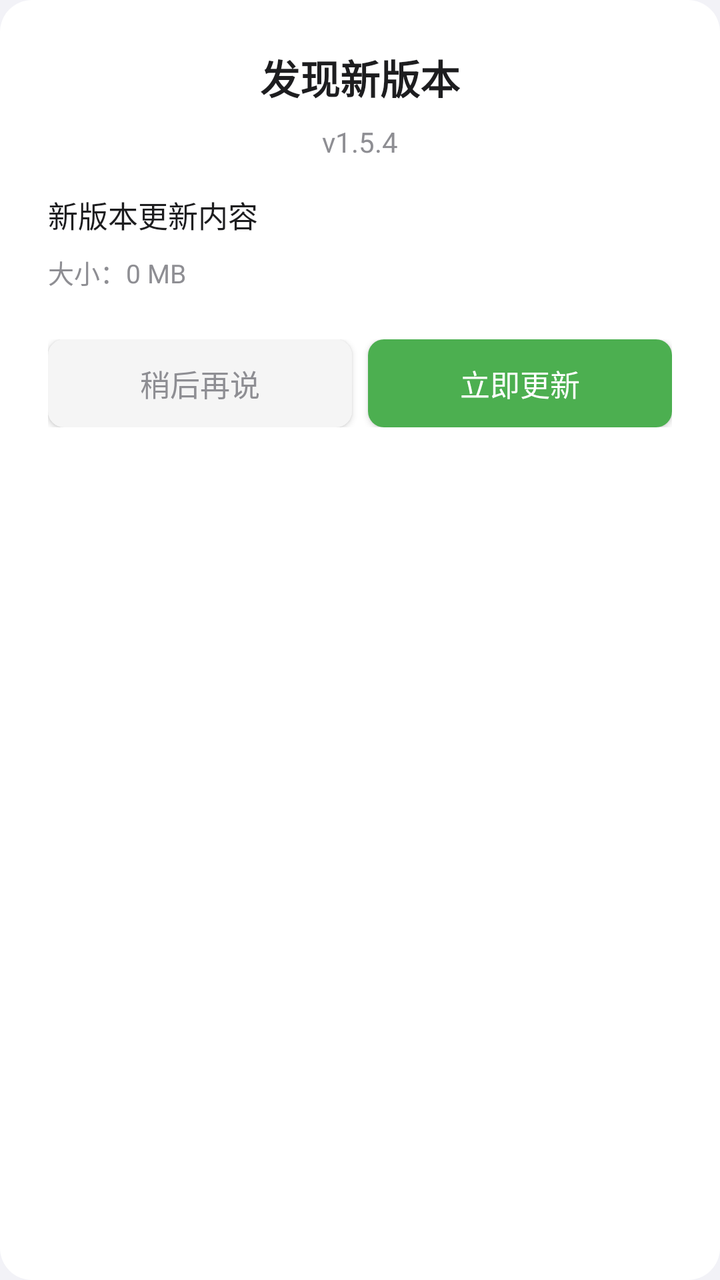
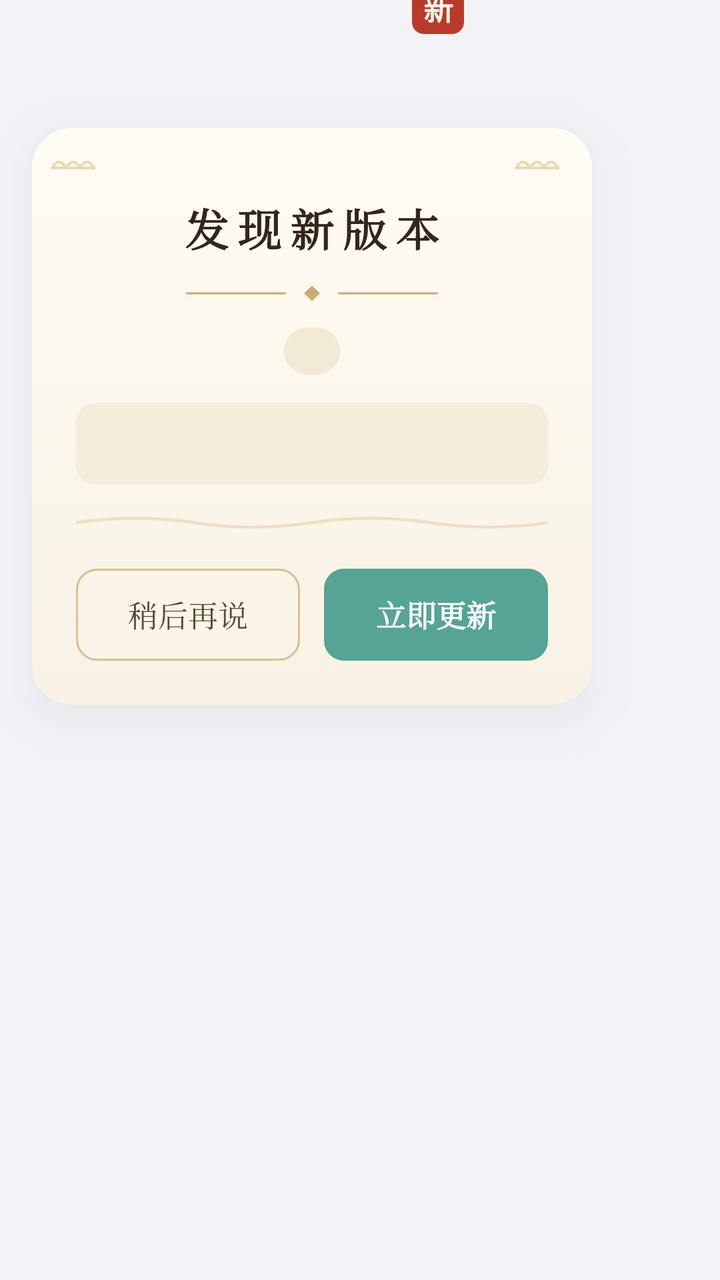

Compare the two renders of this Android layout. The source of the first and the diff that turns it into the second are given below.
<!-- AndroidManifest.xml: application theme Theme.MyApp -->
<!-- res/layout/dialog_update.xml -->
<?xml version="1.0" encoding="utf-8"?>
<LinearLayout xmlns:android="http://schemas.android.com/apk/res/android"
    android:layout_width="280dp"
    android:layout_height="wrap_content"
    android:orientation="vertical"
    android:background="@drawable/bg_dialog"
    android:padding="24dp">

    <TextView
        android:id="@+id/tv_update_title"
        android:layout_width="wrap_content"
        android:layout_height="wrap_content"
        android:text="发现新版本"
        android:textColor="@color/ios_text_primary"
        android:textSize="20sp"
        android:textStyle="bold"
        android:layout_gravity="center_horizontal"/>

    <TextView
        android:id="@+id/tv_version"
        android:layout_width="wrap_content"
        android:layout_height="wrap_content"
        android:layout_marginTop="8dp"
        android:text="v1.5.4"
        android:textColor="@color/ios_text_secondary"
        android:textSize="14sp"
        android:layout_gravity="center_horizontal"/>

    <TextView
        android:id="@+id/tv_update_content"
        android:layout_width="match_parent"
        android:layout_height="wrap_content"
        android:layout_marginTop="16dp"
        android:text="新版本更新内容"
        android:textColor="@color/ios_text_primary"
        android:textSize="15sp"
        android:lineSpacingExtra="4dp"/>

    <TextView
        android:id="@+id/tv_file_size"
        android:layout_width="wrap_content"
        android:layout_height="wrap_content"
        android:layout_marginTop="8dp"
        android:text="大小：0 MB"
        android:textColor="@color/ios_text_secondary"
        android:textSize="13sp"/>

    
    <LinearLayout
        android:id="@+id/layout_progress"
        android:layout_width="match_parent"
        android:layout_height="wrap_content"
        android:layout_marginTop="16dp"
        android:orientation="vertical"
        android:visibility="gone">

        <ProgressBar
            android:id="@+id/progress_bar"
            style="?android:attr/progressBarStyleHorizontal"
            android:layout_width="match_parent"
            android:layout_height="8dp"
            android:max="100"
            android:progress="0"
            android:progressDrawable="@drawable/progress_update"/>

        <LinearLayout
            android:layout_width="match_parent"
            android:layout_height="wrap_content"
            android:layout_marginTop="8dp"
            android:orientation="horizontal">

            <TextView
                android:id="@+id/tv_download_status"
                android:layout_width="0dp"
                android:layout_height="wrap_content"
                android:layout_weight="1"
                android:text="准备下载..."
                android:textColor="@color/ios_text_secondary"
                android:textSize="12sp"/>

            <TextView
                android:id="@+id/tv_download_percent"
                android:layout_width="wrap_content"
                android:layout_height="wrap_content"
                android:text="0%"
                android:textColor="@color/ios_text_secondary"
                android:textSize="12sp"/>
        </LinearLayout>
    </LinearLayout>

    <LinearLayout
        android:id="@+id/layout_buttons"
        android:layout_width="match_parent"
        android:layout_height="wrap_content"
        android:layout_marginTop="24dp"
        android:orientation="horizontal">

        <Button
            android:id="@+id/btn_cancel"
            android:layout_width="0dp"
            android:layout_height="44dp"
            android:layout_weight="1"
            android:text="稍后再说"
            android:textColor="@color/ios_text_secondary"
            android:textSize="15sp"
            android:background="@drawable/btn_dialog_cancel"
            android:layout_marginEnd="8dp"/>

        <Button
            android:id="@+id/btn_update"
            android:layout_width="0dp"
            android:layout_height="44dp"
            android:layout_weight="1"
            android:text="立即更新"
            android:textColor="#FFFFFF"
            android:textSize="15sp"
            android:background="@drawable/btn_dialog_update"/>
    </LinearLayout>

</LinearLayout>
<!-- resources referenced by this layout -->
<resources>
  <!-- drawable bg_dialog (drawable) -->
  <?xml version="1.0" encoding="utf-8"?>
  <shape xmlns:android="http://schemas.android.com/apk/res/android"
      android:shape="rectangle">
      <solid android:color="@color/ios_card_bg"/>
      <corners android:radius="16dp"/>
  </shape>
  <!-- drawable btn_dialog_cancel (drawable) -->
  <?xml version="1.0" encoding="utf-8"?>
  <shape xmlns:android="http://schemas.android.com/apk/res/android"
      android:shape="rectangle">
      <solid android:color="#F5F5F5"/>
      <corners android:radius="8dp"/>
  </shape>
  <!-- drawable btn_dialog_update (drawable) -->
  <?xml version="1.0" encoding="utf-8"?>
  <shape xmlns:android="http://schemas.android.com/apk/res/android"
      android:shape="rectangle">
      <solid android:color="#4CAF50"/>
      <corners android:radius="8dp"/>
  </shape>
  <!-- drawable progress_update (drawable) -->
  <?xml version="1.0" encoding="utf-8"?>
  <layer-list xmlns:android="http://schemas.android.com/apk/res/android">
      <item android:id="@android:id/background">
          <shape>
              <solid android:color="#E0E0E0"/>
              <corners android:radius="4dp"/>
          </shape>
      </item>
      <item android:id="@android:id/progress">
          <clip>
              <shape>
                  <solid android:color="#4CAF50"/>
                  <corners android:radius="4dp"/>
              </shape>
          </clip>
      </item>
  </layer-list>
  <!-- unchanged entries left out for length: 18 -->
</resources>

<!-- the commit's change to res/layout/dialog_update.xml (unified diff, before → after) -->
@@ -1,120 +1,226 @@
 <?xml version="1.0" encoding="utf-8"?>
-<LinearLayout xmlns:android="http://schemas.android.com/apk/res/android"
-    android:layout_width="280dp"
+<FrameLayout xmlns:android="http://schemas.android.com/apk/res/android"
+    xmlns:app="http://schemas.android.com/apk/res-auto"
+    android:layout_width="wrap_content"
     android:layout_height="wrap_content"
-    android:orientation="vertical"
-    android:background="@drawable/bg_dialog"
-    android:padding="24dp">
-
-    <TextView
-        android:id="@+id/tv_update_title"
-        android:layout_width="wrap_content"
+    android:clipChildren="false"
+    android:clipToPadding="false"
+    android:paddingHorizontal="16dp">
+
+    
+    <FrameLayout
+        android:layout_width="84dp"
+        android:layout_height="84dp"
+        android:layout_gravity="top|center_horizontal"
+        android:contentDescription="@null"
+        android:elevation="20dp"
+        android:outlineProvider="none">
+
+        <com.google.android.material.imageview.ShapeableImageView
+            android:layout_width="84dp"
+            android:layout_height="84dp"
+            android:contentDescription="@null"
+            android:scaleType="centerCrop"
+            android:src="@mipmap/ic_launcher"
+            app:shapeAppearanceOverlay="@style/ShapeAppearance.AboutAppIcon" />
+
+        
+        <TextView
+            android:layout_width="26dp"
+            android:layout_height="26dp"
+            android:layout_gravity="top|end"
+            android:background="@drawable/bg_update_seal"
+            android:gravity="center"
+            android:includeFontPadding="false"
+            android:text="新"
+            android:textColor="#FFF7EA"
+            android:textSize="15sp"
+            android:textStyle="bold"
+            android:translationX="10dp"
+            android:translationY="-9dp" />
+    </FrameLayout>
+
+    
+    <FrameLayout
+        android:layout_width="280dp"
         android:layout_height="wrap_content"
-        android:text="发现新版本"
-        android:textColor="@color/ios_text_primary"
-        android:textSize="20sp"
-        android:textStyle="bold"
-        android:layout_gravity="center_horizontal"/>
-
-    <TextView
-        android:id="@+id/tv_version"
-        android:layout_width="wrap_content"
-        android:layout_height="wrap_content"
-        android:layout_marginTop="8dp"
-        android:text="v1.5.4"
-        android:textColor="@color/ios_text_secondary"
-        android:textSize="14sp"
-        android:layout_gravity="center_horizontal"/>
-
-    <TextView
-        android:id="@+id/tv_update_content"
-        android:layout_width="match_parent"
-        android:layout_height="wrap_content"
-        android:layout_marginTop="16dp"
-        android:text="新版本更新内容"
-        android:textColor="@color/ios_text_primary"
-        android:textSize="15sp"
-        android:lineSpacingExtra="4dp"/>
-
-    <TextView
-        android:id="@+id/tv_file_size"
-        android:layout_width="wrap_content"
-        android:layout_height="wrap_content"
-        android:layout_marginTop="8dp"
-        android:text="大小：0 MB"
-        android:textColor="@color/ios_text_secondary"
-        android:textSize="13sp"/>
-
-    
-    <LinearLayout
-        android:id="@+id/layout_progress"
-        android:layout_width="match_parent"
-        android:layout_height="wrap_content"
-        android:layout_marginTop="16dp"
-        android:orientation="vertical"
-        android:visibility="gone">
-
-        <ProgressBar
-            android:id="@+id/progress_bar"
-            style="?android:attr/progressBarStyleHorizontal"
-            android:layout_width="match_parent"
-            android:layout_height="8dp"
-            android:max="100"
-            android:progress="0"
-            android:progressDrawable="@drawable/progress_update"/>
+        android:layout_gravity="top"
+        android:layout_marginTop="64dp"
+        android:background="@drawable/bg_login_prompt_card"
+        android:elevation="14dp"
+        android:outlineAmbientShadowColor="#402E1E0A"
+        android:outlineSpotShadowColor="#402E1E0A">
 
         <LinearLayout
             android:layout_width="match_parent"
             android:layout_height="wrap_content"
+            android:orientation="vertical"
+            android:paddingStart="22dp"
+            android:paddingTop="34dp"
+            android:paddingEnd="22dp"
+            android:paddingBottom="22dp">
+
+            <TextView
+                android:id="@+id/tv_update_title"
+                android:layout_width="match_parent"
+                android:layout_height="wrap_content"
+                android:fontFamily="serif"
+                android:gravity="center"
+                android:includeFontPadding="false"
+                android:letterSpacing="0.2"
+                android:text="发现新版本"
+                android:textColor="#33261A"
+                android:textSize="22sp"
+                android:textStyle="bold" />
+
+            <ImageView
+                android:layout_width="130dp"
+                android:layout_height="10dp"
+                android:layout_gravity="center_horizontal"
+                android:layout_marginTop="12dp"
+                android:contentDescription="@null"
+                android:src="@drawable/ic_login_prompt_divider" />
+
+            
+            <TextView
+                android:id="@+id/tv_version"
+                android:layout_width="wrap_content"
+                android:layout_height="wrap_content"
+                android:layout_gravity="center_horizontal"
+                android:layout_marginTop="12dp"
+                android:background="@drawable/bg_update_capsule"
+                android:fontFamily="serif"
+                android:paddingHorizontal="14dp"
+                android:paddingVertical="4dp"
+                android:textColor="#8C8177"
+                android:textSize="12sp" />
+
+            
+            <TextView
+                android:id="@+id/tv_update_content"
+                android:layout_width="match_parent"
+                android:layout_height="wrap_content"
+                android:layout_marginTop="14dp"
+                android:background="@drawable/bg_update_notes"
+                android:fontFamily="serif"
+                android:lineSpacingExtra="4dp"
+                android:paddingHorizontal="14dp"
+                android:paddingVertical="12dp"
+                android:textColor="#7A6F63"
+                android:textSize="13sp" />
+
+            
+            <LinearLayout
+                android:id="@+id/layout_progress"
+                android:layout_width="match_parent"
+                android:layout_height="wrap_content"
+                android:layout_marginTop="14dp"
+                android:orientation="vertical"
+                android:visibility="gone">
+
+                <ProgressBar
+                    android:id="@+id/progress_bar"
+                    style="?android:attr/progressBarStyleHorizontal"
+                    android:layout_width="match_parent"
+                    android:layout_height="8dp"
+                    android:max="100"
+                    android:progress="0"
+                    android:progressDrawable="@drawable/progress_update" />
+
+                <LinearLayout
+                    android:layout_width="match_parent"
+                    android:layout_height="wrap_content"
+                    android:layout_marginTop="8dp"
+                    android:orientation="horizontal">
+
+                    <TextView
+                        android:id="@+id/tv_download_status"
+                        android:layout_width="0dp"
+                        android:layout_height="wrap_content"
+                        android:layout_weight="1"
+                        android:fontFamily="serif"
+                        android:text="准备下载..."
+                        android:textColor="#8C8177"
+                        android:textSize="12sp" />
+
+                    <TextView
+                        android:id="@+id/tv_download_percent"
+                        android:layout_width="wrap_content"
+                        android:layout_height="wrap_content"
+                        android:fontFamily="serif"
+                        android:text="0%"
+                        android:textColor="#8C8177"
+                        android:textSize="12sp" />
+                </LinearLayout>
+            </LinearLayout>
+
+            <ImageView
+                android:layout_width="match_parent"
+                android:layout_height="10dp"
+                android:layout_marginTop="14dp"
+                android:contentDescription="@null"
+                android:scaleType="fitXY"
+                android:src="@drawable/ic_login_prompt_wave" />
+
+            <LinearLayout
+                android:id="@+id/layout_buttons"
+                android:layout_width="match_parent"
+                android:layout_height="46dp"
+                android:layout_marginTop="18dp"
+                android:orientation="horizontal">
+
+                <TextView
+                    android:id="@+id/btn_cancel"
+                    android:layout_width="0dp"
+                    android:layout_height="match_parent"
+                    android:layout_weight="1"
+                    android:background="@drawable/bg_login_prompt_btn_ghost"
+                    android:clickable="true"
+                    android:focusable="true"
+                    android:fontFamily="serif"
+                    android:foreground="?attr/selectableItemBackground"
+                    android:gravity="center"
+                    android:text="稍后再说"
+                    android:textColor="#5A4A32"
+                    android:textSize="15sp" />
+
+                <TextView
+                    android:id="@+id/btn_update"
+                    android:layout_width="0dp"
+                    android:layout_height="match_parent"
+                    android:layout_marginStart="12dp"
+                    android:layout_weight="1"
+                    android:background="@drawable/bg_login_prompt_btn_primary"
+                    android:clickable="true"
+                    android:focusable="true"
+                    android:fontFamily="serif"
+                    android:foreground="?attr/selectableItemBackground"
+                    android:gravity="center"
+                    android:text="立即更新"
+                    android:textColor="#FFFFFF"
+                    android:textSize="15sp"
+                    android:textStyle="bold" />
+            </LinearLayout>
+        </LinearLayout>
+
+        
+        <ImageView
+            android:layout_width="36dp"
+            android:layout_height="16dp"
+            android:layout_gravity="top|start"
+            android:layout_marginStart="6dp"
             android:layout_marginTop="8dp"
-            android:orientation="horizontal">
-
-            <TextView
-                android:id="@+id/tv_download_status"
-                android:layout_width="0dp"
-                android:layout_height="wrap_content"
-                android:layout_weight="1"
-                android:text="准备下载..."
-                android:textColor="@color/ios_text_secondary"
-                android:textSize="12sp"/>
-
-            <TextView
-                android:id="@+id/tv_download_percent"
-                android:layout_width="wrap_content"
-                android:layout_height="wrap_content"
-                android:text="0%"
-                android:textColor="@color/ios_text_secondary"
-                android:textSize="12sp"/>
-        </LinearLayout>
-    </LinearLayout>
-
-    <LinearLayout
-        android:id="@+id/layout_buttons"
-        android:layout_width="match_parent"
-        android:layout_height="wrap_content"
-        android:layout_marginTop="24dp"
-        android:orientation="horizontal">
-
-        <Button
-            android:id="@+id/btn_cancel"
-            android:layout_width="0dp"
-            android:layout_height="44dp"
-            android:layout_weight="1"
-            android:text="稍后再说"
-            android:textColor="@color/ios_text_secondary"
-            android:textSize="15sp"
-            android:background="@drawable/btn_dialog_cancel"
-            android:layout_marginEnd="8dp"/>
-
-        <Button
-            android:id="@+id/btn_update"
-            android:layout_width="0dp"
-            android:layout_height="44dp"
-            android:layout_weight="1"
-            android:text="立即更新"
-            android:textColor="#FFFFFF"
-            android:textSize="15sp"
-            android:background="@drawable/btn_dialog_update"/>
-    </LinearLayout>
-
-</LinearLayout>
+            android:contentDescription="@null"
+            android:src="@drawable/ic_login_prompt_cloud" />
+
+        
+        <ImageView
+            android:layout_width="36dp"
+            android:layout_height="16dp"
+            android:layout_gravity="top|end"
+            android:layout_marginEnd="6dp"
+            android:layout_marginTop="8dp"
+            android:contentDescription="@null"
+            android:src="@drawable/ic_login_prompt_cloud" />
+    </FrameLayout>
+</FrameLayout>
<!-- resource entries referenced after the edit -->
@@ -1,44 +1,143 @@
 <!-- resources referenced by this layout -->
 <resources>
-  <!-- drawable bg_dialog (drawable) -->
+  <!-- drawable bg_login_prompt_btn_ghost (drawable) -->
   <?xml version="1.0" encoding="utf-8"?>
   <shape xmlns:android="http://schemas.android.com/apk/res/android"
       android:shape="rectangle">
-      <solid android:color="@color/ios_card_bg"/>
-      <corners android:radius="16dp"/>
+      <corners android:radius="10dp" />
+      <solid android:color="#FAF5E8" />
+      <stroke
+          android:width="1dp"
+          android:color="#D9BE8C" />
   </shape>
-  <!-- drawable btn_dialog_cancel (drawable) -->
+  <!-- drawable bg_login_prompt_btn_primary (drawable) -->
   <?xml version="1.0" encoding="utf-8"?>
   <shape xmlns:android="http://schemas.android.com/apk/res/android"
       android:shape="rectangle">
-      <solid android:color="#F5F5F5"/>
-      <corners android:radius="8dp"/>
+      <corners android:radius="10dp" />
+      <solid android:color="#56A496" />
   </shape>
-  <!-- drawable btn_dialog_update (drawable) -->
+  <!-- drawable bg_login_prompt_card (drawable) -->
   <?xml version="1.0" encoding="utf-8"?>
   <shape xmlns:android="http://schemas.android.com/apk/res/android"
       android:shape="rectangle">
-      <solid android:color="#4CAF50"/>
-      <corners android:radius="8dp"/>
+      <corners android:radius="20dp" />
+      <gradient
+          android:angle="270"
+          android:endColor="#F8F2E4"
+          android:startColor="#FFFCF4" />
   </shape>
+  <!-- drawable bg_update_capsule (drawable) -->
+  <?xml version="1.0" encoding="utf-8"?>
+  <shape xmlns:android="http://schemas.android.com/apk/res/android"
+      android:shape="rectangle">
+      <solid android:color="#F3EAD5" />
+      <corners android:radius="99dp" />
+  </shape>
+  <!-- drawable bg_update_notes (drawable) -->
+  <?xml version="1.0" encoding="utf-8"?>
+  <shape xmlns:android="http://schemas.android.com/apk/res/android"
+      android:shape="rectangle">
+      <solid android:color="#F5EDDA" />
+      <corners android:radius="10dp" />
+  </shape>
+  <!-- drawable bg_update_seal (drawable) -->
+  <?xml version="1.0" encoding="utf-8"?>
+  <shape xmlns:android="http://schemas.android.com/apk/res/android"
+      android:shape="rectangle">
+      <solid android:color="#B93A2B" />
+      <corners android:radius="6dp" />
+  </shape>
+  <!-- drawable ic_login_prompt_cloud (drawable) -->
+  <?xml version="1.0" encoding="utf-8"?>
+  <vector xmlns:android="http://schemas.android.com/apk/res/android"
+      android:width="36dp"
+      android:height="16dp"
+      android:viewportWidth="36"
+      android:viewportHeight="16">
+      <path
+          android:pathData="M4,12 q3.5,-6 7,0 q3.5,-6 7,0 q3.5,-6 7,0"
+          android:strokeColor="#E8D9B6"
+          android:strokeLineCap="round"
+          android:strokeLineJoin="round"
+          android:strokeWidth="1.4" />
+      <path
+          android:pathData="M4,12 L25,12"
+          android:strokeColor="#E8D9B6"
+          android:strokeLineCap="round"
+          android:strokeWidth="1.4" />
+  </vector>
+  <!-- drawable ic_login_prompt_divider (drawable) -->
+  <?xml version="1.0" encoding="utf-8"?>
+  <vector xmlns:android="http://schemas.android.com/apk/res/android"
+      android:width="130dp"
+      android:height="10dp"
+      android:viewportWidth="130"
+      android:viewportHeight="10">
+      <path
+          android:pathData="M2,5 L52,5"
+          android:strokeColor="#C9A96E"
+          android:strokeWidth="1" />
+      <path
+          android:pathData="M78,5 L128,5"
+          android:strokeColor="#C9A96E"
+          android:strokeWidth="1" />
+      <path
+          android:fillColor="#C9A96E"
+          android:pathData="M65,1.2 L69,5 L65,8.8 L61,5 Z" />
+  </vector>
+  <!-- drawable ic_login_prompt_wave (drawable) -->
+  <?xml version="1.0" encoding="utf-8"?>
+  <vector xmlns:android="http://schemas.android.com/apk/res/android"
+      android:width="236dp"
+      android:height="10dp"
+      android:viewportWidth="236"
+      android:viewportHeight="10">
+      <path
+          android:pathData="M0,5 c20,-3 39,-3 59,0 s39,3 59,0 s39,-3 59,0 s39,3 59,0"
+          android:strokeColor="#EDDFC2"
+          android:strokeWidth="1.5" />
+  </vector>
   <!-- drawable progress_update (drawable) -->
   <?xml version="1.0" encoding="utf-8"?>
   <layer-list xmlns:android="http://schemas.android.com/apk/res/android">
       <item android:id="@android:id/background">
           <shape>
-              <solid android:color="#E0E0E0"/>
+              <solid android:color="#EDE3CC"/>
               <corners android:radius="4dp"/>
           </shape>
       </item>
       <item android:id="@android:id/progress">
           <clip>
               <shape>
-                  <solid android:color="#4CAF50"/>
+                  <solid android:color="#56A496"/>
                   <corners android:radius="4dp"/>
               </shape>
           </clip>
       </item>
   </layer-list>
+  <!-- mipmap ic_launcher (mipmap-anydpi-v26) -->
+  <?xml version="1.0" encoding="utf-8"?>
+  <adaptive-icon xmlns:android="http://schemas.android.com/apk/res/android">
+      <background android:drawable="@drawable/ic_launcher_background"/>
+      <foreground android:drawable="@mipmap/ic_launcher_foreground"/>
+  </adaptive-icon>
+  <style name="ShapeAppearance.AboutAppIcon" parent="">
+          <item name="cornerFamily">rounded</item>
+          <item name="cornerSize">20dp</item>
+      </style>
+  <!-- drawable ic_launcher_background (drawable) -->
+  <?xml version="1.0" encoding="utf-8"?>
+  <vector
+      android:height="108dp"
+      android:width="108dp"
+      android:viewportHeight="108"
+      android:viewportWidth="108"
+      xmlns:android="http://schemas.android.com/apk/res/android">
+      
+      <path android:fillColor="#CDAB8F"
+            android:pathData="M0,0h108v108h-108z"/>
+  </vector>
   <!-- unchanged entries left out for length: 18 -->
 </resources>
 
